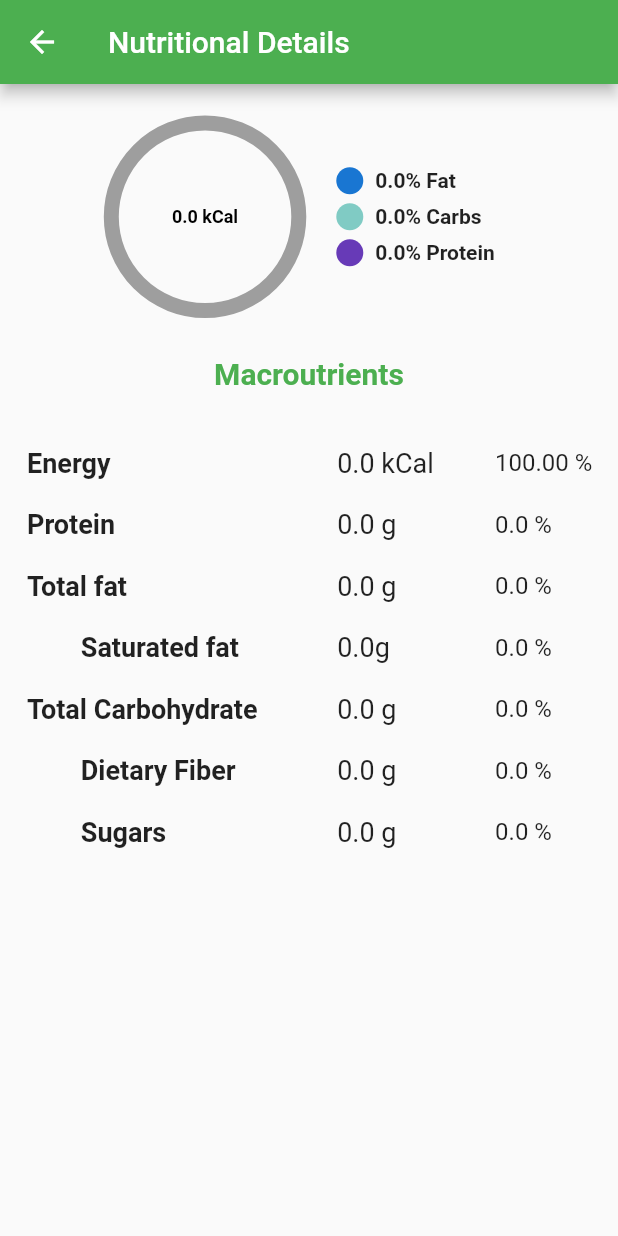
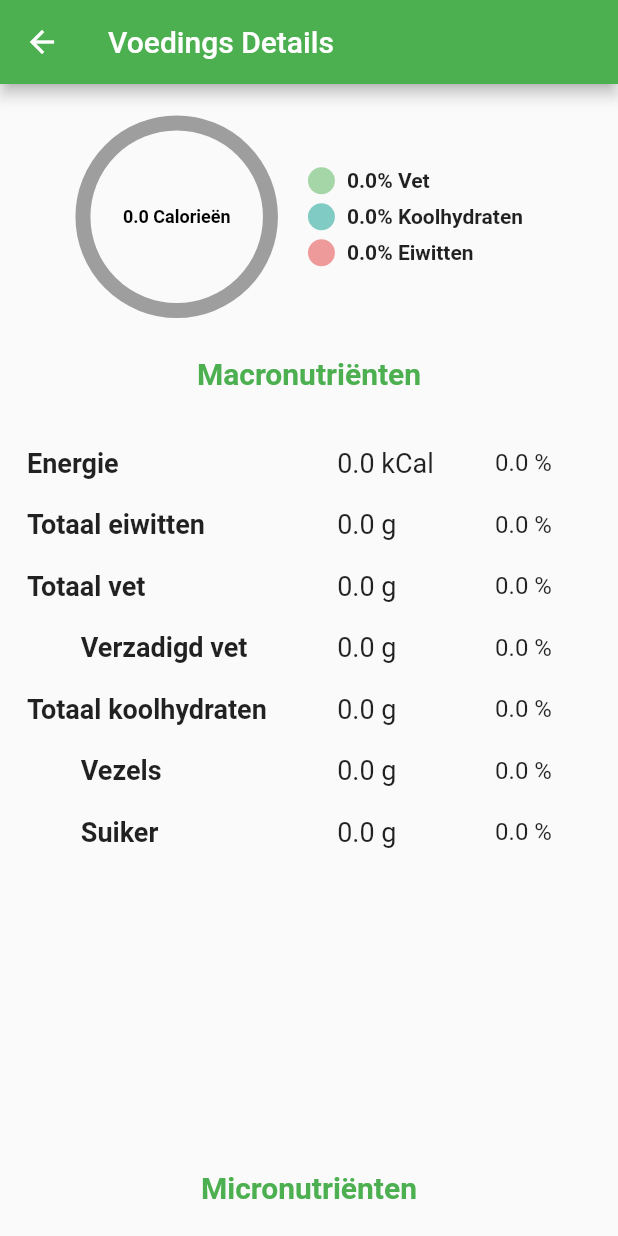
Before and after one commit to Mart24/Foodapp, a Flutter app: the NutritionalDetailsPage screen opened directly, on a phone screen of 412 x 824 dp. Run offline on Flutter 3.47's test engine with Material 2 defaults, Android fonts, the phone set to English and light mode, and no system bars; drawn by our look-alikes of pie_chart; our stand-ins replace auth_buttons, auto_size_text, bloc, cloud_firestore, firebase_auth, firebase_core and 8 more; missing offline and left inert: date_range_picker, flutter_barcode_scanner; accounts and stored records are empty.

```diff
--- a/lib/Views/nutrition_details_page.dart
+++ b/lib/Views/nutrition_details_page.dart
@@ -13,7 +13,7 @@ class NutritionalDetailsPage extends StatelessWidget {
   Widget build(BuildContext context) {
     return Scaffold(
       appBar: AppBar(
-        title: Text('Nutritional Details'),
+        title: Text('Voedings Details'),
       ),
       body: BlocConsumer<DairyCubit, DairyStates>(
           listener: (BuildContext context, DairyStates states) {},
@@ -43,18 +43,19 @@ class NutritionalDetailsPage extends StatelessWidget {
                             chartValueBackgroundColor: Colors.transparent,
                           ),
                           colorList: [
-                            Colors.blue[700],
+                            Colors.green[200],
                             Colors.teal[200],
-                            Colors.deepPurple
+                            Colors.red[200]
                           ],
                           animationDuration: Duration(seconds: 1),
                           dataMap: {
-                            '${cubit.fatPercent}% Fat': cubit.fatPercent,
-                            '${cubit.carbsPercent}% Carbs': cubit.carbsPercent,
-                            '${cubit.proteinPercent}% Protein':
+                            '${cubit.fatPercent}% Vet': cubit.fatPercent,
+                            '${cubit.carbsPercent}% Koolhydraten':
+                                cubit.carbsPercent,
+                            '${cubit.proteinPercent}% Eiwitten':
                                 cubit.proteinPercent,
                           },
-                          centerText: '${cubit.kCalSum} kCal',
+                          centerText: '${cubit.kCalSum} Calorieën',
                           chartType: ChartType.ring,
                         ),
                       ],
@@ -62,7 +63,7 @@ class NutritionalDetailsPage extends StatelessWidget {
                   ),
                   TextButton(
                     child: Text(
-                      'Macroutrients',
+                      'Macronutriënten',
                       style: TextStyle(
                         color: Theme.of(context).accentColor,
                         fontSize: 20,
@@ -92,7 +93,7 @@ class NutritionalDetailsPage extends StatelessWidget {
                               padding:
                                   const EdgeInsets.symmetric(vertical: 10.0),
                               child: Text(
-                                'Energy',
+                                'Energie',
                                 style: TextStyle(
                                     fontSize: 18, fontWeight: FontWeight.bold),
                               ),
@@ -102,16 +103,20 @@ class NutritionalDetailsPage extends StatelessWidget {
                               style: TextStyle(fontSize: 18),
                             ),
                             Text(
-                              '${(((2000 - cubit.kCalSum) / 2000) * 100).toStringAsFixed(2)} %',
+                              '${(100 - ((2000 - cubit.kCalSum) / 2000) * 100).toStringAsFixed(1)} %',
                               style: TextStyle(fontSize: 16),
                             ),
+                            // Text(
+                            //   '100 %',
+                            //   style: TextStyle(fontSize: 16),
+                            // ),
                           ]),
                           TableRow(children: [
                             Padding(
                               padding:
                                   const EdgeInsets.symmetric(vertical: 10.0),
                               child: Text(
-                                'Protein',
+                                'Totaal eiwitten',
                                 style: TextStyle(
                                     fontSize: 18, fontWeight: FontWeight.bold),
                               ),
@@ -130,7 +135,7 @@ class NutritionalDetailsPage extends StatelessWidget {
                               padding:
                                   const EdgeInsets.symmetric(vertical: 10.0),
                               child: Text(
-                                'Total fat',
+                                'Totaal vet',
                                 style: TextStyle(
                                     fontSize: 18, fontWeight: FontWeight.bold),
                               ),
@@ -149,13 +154,13 @@ class NutritionalDetailsPage extends StatelessWidget {
                               padding:
                                   const EdgeInsets.symmetric(vertical: 10.0),
                               child: Text(
-                                '        Saturated fat',
+                                '        Verzadigd vet',
                                 style: TextStyle(
                                     fontSize: 18, fontWeight: FontWeight.bold),
                               ),
                             ),
                             Text(
-                              '${cubit.saturatedFat}g',
+                              '${cubit.saturatedFat} g',
                               style: TextStyle(fontSize: 18),
                             ),
                             Text(
@@ -168,7 +173,7 @@ class NutritionalDetailsPage extends StatelessWidget {
                               padding:
                                   const EdgeInsets.symmetric(vertical: 10.0),
                               child: Text(
-                                'Total Carbohydrate',
+                                'Totaal koolhydraten',
                                 style: TextStyle(
                                     fontSize: 18, fontWeight: FontWeight.bold),
                               ),
@@ -187,7 +192,7 @@ class NutritionalDetailsPage extends StatelessWidget {
                               padding:
                                   const EdgeInsets.symmetric(vertical: 10.0),
                               child: Text(
-                                '        Dietary Fiber',
+                                '        Vezels',
                                 style: TextStyle(
                                     fontSize: 18, fontWeight: FontWeight.bold),
                               ),
@@ -206,7 +211,7 @@ class NutritionalDetailsPage extends StatelessWidget {
                               padding:
                                   const EdgeInsets.symmetric(vertical: 10.0),
                               child: Text(
-                                '        Sugars',
+                                '        Suiker',
                                 style: TextStyle(
                                     fontSize: 18, fontWeight: FontWeight.bold),
                               ),
@@ -242,7 +247,18 @@ class NutritionalDetailsPage extends StatelessWidget {
                         ],
                       ),
                     ),
-                  )
+                  ),
+                  TextButton(
+                    child: Text(
+                      'Micronutriënten',
+                      style: TextStyle(
+                        color: Theme.of(context).accentColor,
+                        fontSize: 20,
+                        fontWeight: FontWeight.bold,
+                      ),
+                    ),
+                    onPressed: null,
+                  ),
                 ],
               ),
             );
```
Also changed, not shown: lib/Views/dashboard_diary_view.dart (+22 -19 lines), lib/shared/dairy_cubit.dart (+39 -27 lines).
